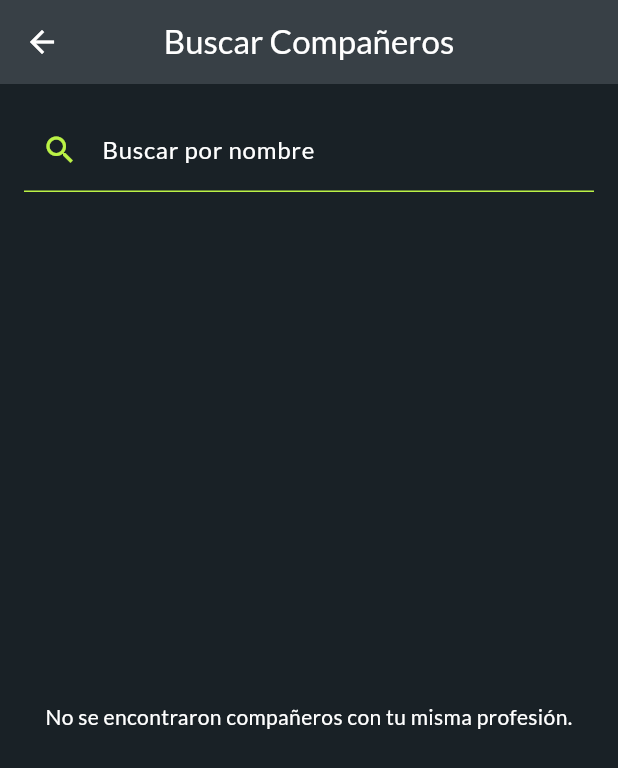
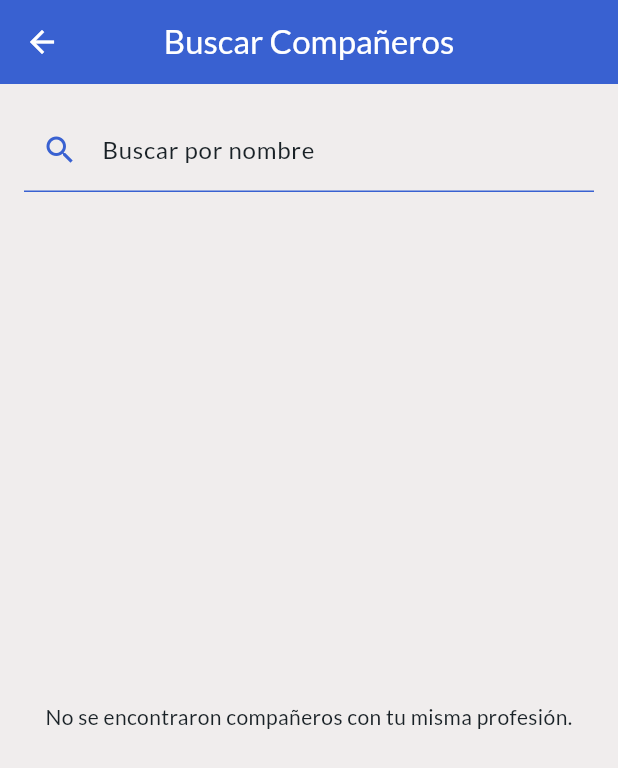
Before and after one commit to GeorgeLN/padel_app, a Flutter app: the LandingPage screen opened directly, item 2 of the bottom bar chosen, after a tap on "Buscar personas", on a phone screen of 412 x 824 dp. Shown: the top 768 px of the screen. Run offline on Flutter 3.47's test engine with Material 3 defaults, Android fonts, the phone set to English and light mode, and no system bars; our stand-ins replace cloud_firestore, firebase_auth, firebase_core, flutter_bloc, google_fonts, iconly; accounts and stored records are empty.

Commit message:
Se realizan nuevos cambios en los colores de las interfaces

```diff
--- a/lib/features/design/app_colors.dart
+++ b/lib/features/design/app_colors.dart
@@ -2,8 +2,9 @@
 import 'dart:ui';
 
 class AppColors {
-  static const Color primaryBlack      = Color.fromRGBO(25, 33, 38, 1);
-  static const Color primaryGreen      = Color.fromRGBO(187, 242, 70, 1);
+  static const Color primaryBlack      = Color.fromRGBO(41, 45, 48, 1);
+  static const Color primaryWhite      = Color.fromRGBO(240, 237, 237, 1);
+  static const Color primaryGreen      = Color.fromRGBO(57, 97, 209, 1);
   static const Color primaryBlue       = Color.fromRGBO(34, 34, 50, 1);
 
   static const Color secondLightGray   = Color.fromRGBO(139, 143, 146, 1);
--- a/lib/features/pages/landing_page.dart
+++ b/lib/features/pages/landing_page.dart
@@ -60,7 +60,7 @@ class _LandingPageState extends State<LandingPage> {
   BottomAppBar _LandingScreenBottomNavBar(BuildContext context) {
     return BottomAppBar(
       padding: const EdgeInsets.all(10),
-      color: AppColors.primaryBlue,
+      color: AppColors.primaryGreen,
 
       child: Row(
         mainAxisAlignment: MainAxisAlignment.center,
@@ -137,7 +137,7 @@ class _LandingPageState extends State<LandingPage> {
             ),
             Icon(
               context.watch<BottomNavCubit>().state == page ? filledIcon : defaultIcon,
-              color: context.watch<BottomNavCubit>().state == page ? Colors.blueGrey : Colors.grey,
+              color: context.watch<BottomNavCubit>().state == page ? Colors.white : Colors.black,
               size: 26,
             ),
             const SizedBox(
@@ -146,7 +146,7 @@ class _LandingPageState extends State<LandingPage> {
             Text(
               label,
               style: TextStyle(
-                color: context.watch<BottomNavCubit>().state == page ? Colors.blueGrey : Colors.grey,
+                color: context.watch<BottomNavCubit>().state == page ? Colors.white : Colors.black,
                 fontSize: 13,
                 fontWeight: context.watch<BottomNavCubit>().state == page ? FontWeight.w600 : FontWeight.w400,
               ),
--- a/lib/features/pages/profile_page.dart
+++ b/lib/features/pages/profile_page.dart
@@ -51,9 +51,9 @@ class _ProfilePageState extends State<ProfilePage> {
     }
 
     return Scaffold(
-      backgroundColor: AppColors.primaryBlue,
+      backgroundColor: AppColors.primaryWhite,
       appBar: AppBar(
-        backgroundColor: AppColors.primaryBlue,
+        backgroundColor: AppColors.primaryGreen,
         title: Text('Perfil', style: GoogleFonts.lato(color: AppColors.textWhite, fontSize: size.width * 0.06, fontWeight: FontWeight.bold)),
         centerTitle: true,
         leading: Icon(Icons.abc_rounded, color: Colors.transparent),
@@ -149,7 +149,7 @@ class _ProfilePageState extends State<ProfilePage> {
                                       ),
                                       child: Icon(
                                         Icons.local_fire_department,
-                                        color: AppColors.textBlack,
+                                        color: AppColors.textWhite,
                                         size: size.width * 0.08,
                                       ),
                                     ),
@@ -158,9 +158,9 @@ class _ProfilePageState extends State<ProfilePage> {
                                       text: TextSpan(
                                         children: [
                                           TextSpan(
-                                            text: 'Eficiencia ',
+                                            text: 'Eficiencia: ',
                                             style: GoogleFonts.lato(
-                                              color: AppColors.textWhite,
+                                              color: AppColors.textBlack,
                                               fontSize: size.width * 0.04,
                                               fontWeight: FontWeight.bold,
                                             ),
@@ -231,7 +231,7 @@ class PlayerDescription extends StatelessWidget {
         textAlign: TextAlign.start,
         text: TextSpan(
           style: GoogleFonts.lato(
-            color: AppColors.textWhite,
+            color: AppColors.textBlack,
             fontSize: size.width * 0.04,
           ),
           children: [
@@ -332,7 +332,7 @@ class BlurContainer extends StatelessWidget {
           ),
           child: Icon(
             icon,
-            color: AppColors.textBlack,
+            color: AppColors.textWhite,
             size: size.width * 0.055,
           ),
         ),
--- a/lib/features/pages/ranking_detail_page.dart
+++ b/lib/features/pages/ranking_detail_page.dart
@@ -82,13 +82,14 @@ class _RankingDetailPageState extends State<RankingDetailPage> {
   @override
   Widget build(BuildContext context) {
     final authViewModel = Provider.of<AuthViewModel>(context);
+    var size = MediaQuery.of(context).size;
 
     return Scaffold(
-      backgroundColor: AppColors.primaryBlack,
+      backgroundColor: AppColors.primaryWhite,
       appBar: AppBar(
         title: Text(widget.title, style: GoogleFonts.lato(color: AppColors.textWhite)),
         centerTitle: true,
-        backgroundColor: AppColors.secondBlack,
+        backgroundColor: AppColors.primaryGreen,
         iconTheme: const IconThemeData(color: AppColors.textWhite),
       ),
       body: StreamBuilder<List<JugadorStatsConContexto>>(
@@ -125,7 +126,7 @@ class _RankingDetailPageState extends State<RankingDetailPage> {
 
           return SingleChildScrollView(
             child: Padding(
-              padding: const EdgeInsets.all(8.0),
+              padding: EdgeInsets.only(top: size.height * 0.02, bottom: size.height * 0.1, left: size.width * 0.05),
               child: TablaDatosJugador(datos: tableData),
             ),
           );
--- a/lib/features/pages/ranking_list_page.dart
+++ b/lib/features/pages/ranking_list_page.dart
@@ -18,11 +18,11 @@ class RankingListPage extends StatelessWidget {
   @override
   Widget build(BuildContext context) {
     return Scaffold(
-      backgroundColor: AppColors.primaryBlack,
+      backgroundColor: AppColors.primaryWhite,
       appBar: AppBar(
         title: Text(title, style: GoogleFonts.lato(color: AppColors.textWhite)),
         centerTitle: true,
-        backgroundColor: AppColors.secondBlack,
+        backgroundColor: AppColors.primaryGreen,
         iconTheme: const IconThemeData(color: AppColors.textWhite),
       ),
       floatingActionButton: FloatingActionButton(
@@ -76,8 +76,8 @@ class RankingListPage extends StatelessWidget {
               }
 
               return ListTile(
-                title: Text(name, style: GoogleFonts.lato(color: AppColors.textWhite)),
-                trailing: const Icon(Icons.arrow_forward_ios, color: AppColors.textWhite),
+                title: Text(name, style: GoogleFonts.lato(color: AppColors.textBlack)),
+                trailing: const Icon(Icons.arrow_forward_ios, color: AppColors.textBlack),
                 onTap: () {
                   Navigator.push(
                     context,
--- a/lib/features/pages/search_persons_page.dart
+++ b/lib/features/pages/search_persons_page.dart
@@ -94,11 +94,11 @@ class _SearchPersonsPageState extends State<SearchPersonsPage> {
   @override
   Widget build(BuildContext context) {
     return Scaffold(
-      backgroundColor: AppColors.primaryBlack,
+      backgroundColor: AppColors.primaryWhite,
       appBar: AppBar(
         title: Text('Buscar Compañeros', style: GoogleFonts.lato(color: AppColors.textWhite)),
         centerTitle: true,
-        backgroundColor: AppColors.secondBlack,
+        backgroundColor: AppColors.primaryGreen,
         iconTheme: const IconThemeData(color: AppColors.textWhite),
       ),
       body: Padding(
@@ -107,10 +107,10 @@ class _SearchPersonsPageState extends State<SearchPersonsPage> {
           children: [
             TextFormField(
               controller: _searchController,
-              style: GoogleFonts.lato(color: AppColors.textWhite),
+              style: GoogleFonts.lato(color: AppColors.textBlack),
               decoration: InputDecoration(
                 labelText: 'Buscar por nombre',
-                labelStyle: GoogleFonts.lato(color: AppColors.textWhite),
+                labelStyle: GoogleFonts.lato(color: AppColors.textBlack),
                 prefixIcon: const Icon(Icons.search, color: AppColors.primaryGreen),
                 enabledBorder: const UnderlineInputBorder(
                   borderSide: BorderSide(color: AppColors.primaryGreen),
@@ -125,7 +125,7 @@ class _SearchPersonsPageState extends State<SearchPersonsPage> {
               child: _isLoading
                   ? const Center(child: CircularProgressIndicator())
                   : _filteredUsers.isEmpty
-                      ? Center(child: Text('No se encontraron compañeros con tu misma profesión.', textAlign: TextAlign.center, style: GoogleFonts.lato(color: AppColors.textWhite)))
+                      ? Center(child: Text('No se encontraron compañeros con tu misma profesión.', textAlign: TextAlign.center, style: GoogleFonts.lato(color: AppColors.textBlack)))
                       : ListView.builder(
                           itemCount: _filteredUsers.length,
                           itemBuilder: (context, index) {
@@ -135,7 +135,7 @@ class _SearchPersonsPageState extends State<SearchPersonsPage> {
                                 backgroundColor: AppColors.primaryGreen,
                                 child: Text(user.nombre.substring(0, 2).toUpperCase(), style: GoogleFonts.lato(color: AppColors.textWhite, fontWeight: FontWeight.bold)),
                               ),
-                              title: Text(user.nombre, style: GoogleFonts.lato(color: AppColors.textWhite)),
+                              title: Text(user.nombre, style: GoogleFonts.lato(color: AppColors.textBlack)),
                               subtitle: Text(user.profesion, style: GoogleFonts.lato(color: AppColors.textLightGray)),
                             );
                           },
--- a/lib/features/pages/table_page.dart
+++ b/lib/features/pages/table_page.dart
@@ -121,12 +121,12 @@ class _TablePageState extends State<TablePage> {
     final authViewModel = Provider.of<AuthViewModel>(context, listen: false);
 
     return Scaffold(
-      backgroundColor: AppColors.primaryBlack,
+      backgroundColor: AppColors.primaryWhite,
       appBar: AppBar(
         title: Text('Ranking de Jugadores',
             style: GoogleFonts.lato(color: AppColors.textWhite)),
         centerTitle: true,
-        backgroundColor: AppColors.secondBlack,
+        backgroundColor: AppColors.primaryGreen,
         leading: const Icon(Icons.abc_rounded, color: Colors.transparent),
       ),
       body: SingleChildScrollView(
@@ -257,13 +257,13 @@ class SearchText extends StatelessWidget {
         width: size.width * 0.9,
         margin: EdgeInsets.only(top: size.height * 0.02, bottom: size.height * 0.02),
         child: TextFormField(
-          style: GoogleFonts.lato(color: AppColors.textLightGray),
+          style: GoogleFonts.lato(color: AppColors.textBlack),
           decoration: InputDecoration(
-            prefixIcon: const Icon(Icons.search, color: AppColors.textLightGray,),
+            prefixIcon: const Icon(Icons.search, color: AppColors.textBlack,),
             filled: true,
-            fillColor: AppColors.secondBlack,
+            fillColor: AppColors.secondLightGray.withValues(alpha: 0.4),
             hintText: 'Busca una competición',
-            hintStyle: GoogleFonts.lato(color: AppColors.textLightGray),
+            hintStyle: GoogleFonts.lato(color: AppColors.textBlack),
 
             focusedBorder: OutlineInputBorder(
               borderRadius: BorderRadius.circular(18),
@@ -272,7 +272,7 @@ class SearchText extends StatelessWidget {
 
             border: OutlineInputBorder(
               borderRadius: BorderRadius.circular(18),
-              borderSide: const BorderSide(color: AppColors.textLightGray),
+              borderSide: const BorderSide(color: AppColors.textBlack),
             ),
           ),
         ),
@@ -308,7 +308,7 @@ class DropButton extends StatelessWidget {
         children: [
           CircleAvatar(
             radius: size.width * 0.075,
-            backgroundColor: AppColors.secondBlack,
+            backgroundColor: AppColors.primaryGreen,
             child: Icon(icon, color: AppColors.textWhite, size: size.width * 0.08),
           ),
 
@@ -322,7 +322,7 @@ class DropButton extends StatelessWidget {
                 Text(
                   name,
                   style: GoogleFonts.lato(
-                    color: AppColors.textWhite,
+                    color: AppColors.textBlack,
                     fontSize: size.width * 0.04,
                     fontWeight: FontWeight.bold,
                   ),
@@ -341,7 +341,7 @@ class DropButton extends StatelessWidget {
 
           IconButton(
             onPressed: onPressed,
-            icon: Icon(Icons.arrow_forward_ios_rounded, color: AppColors.textWhite, size: size.width * 0.05),
+            icon: Icon(Icons.arrow_forward_ios_rounded, color: AppColors.textBlack, size: size.width * 0.05),
           ),
         ],
       ),
@@ -380,7 +380,7 @@ class RankingButton extends StatelessWidget {
         child: Text(
           'Buscar personas',
           style: GoogleFonts.lato(
-            color: AppColors.textBlack,
+            color: AppColors.textWhite,
             fontSize: 16,
             fontWeight: FontWeight.bold,
           ),
```
